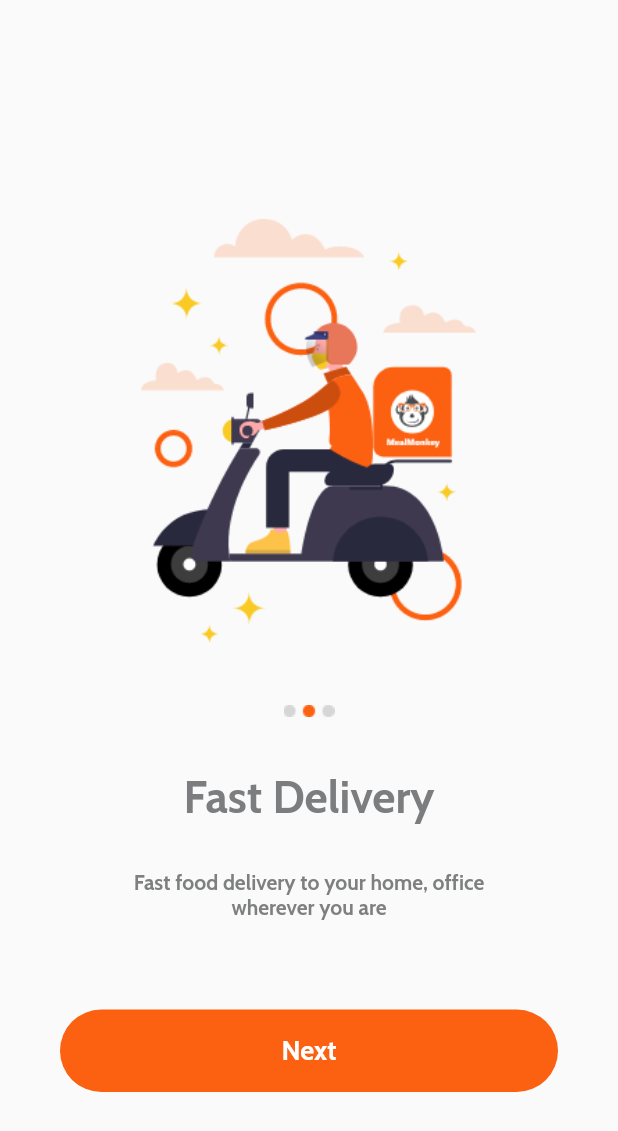
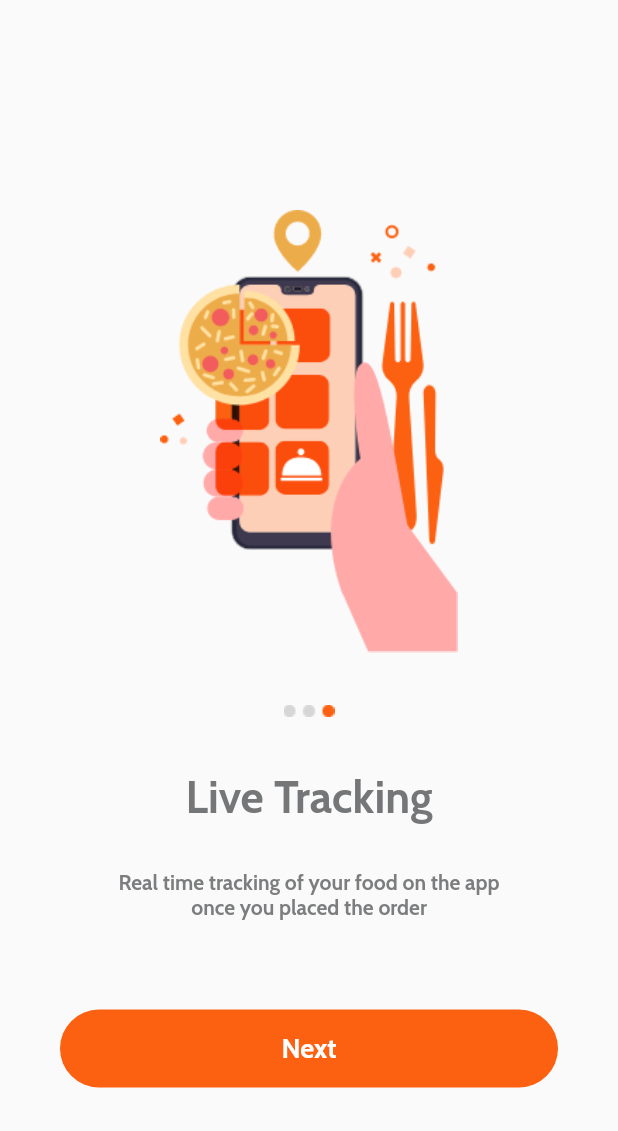
Before and after one commit to CATR27/AppMonkey5, a Flutter app: the screen it shows after launch, on a phone screen of 412 x 824 dp. Shown: the top 1131 px of the screen. Run offline on Flutter 3.47's test engine with Material 2 defaults, Android fonts, the phone set to English and light mode, and no system bars.

Commit message:
Perez Mendez Jesus Arturo

```diff
--- a/lib/main.dart
+++ b/lib/main.dart
@@ -5,7 +5,7 @@ void main() {
   runApp(MaterialApp(
       debugShowCheckedModeBanner: false,
       title: 'Monkey Delivery',
-      initialRoute: '/carrusel2',
+      initialRoute: '/carrusel3',
       routes: routes,
       theme: ThemeData(
           primaryColor: const Color.fromRGBO(252, 96, 17, 1.0),
--- /dev/null
+++ b/lib/src/pages/carrusel3.dart
@@ -0,0 +1,114 @@
+//import 'dart:ffi';
+
+import 'package:flutter/material.dart';
+
+class Carrusel3Page extends StatelessWidget{
+  const Carrusel3Page({Key? key}): super(key: key);
+
+  @override
+  Widget build(BuildContext context) {
+    final double _height = MediaQuery.of(context).size.height;
+    return Scaffold(
+      body: Stack(
+        children: <Widget> [
+          Column(
+            children: <Widget>[
+
+              SizedBox(
+                height: _height * 1.0,
+                width: double.infinity,
+                child: Column(
+                  children: <Widget>[
+                    Container(
+                      margin: const EdgeInsets.only(top:140.0),
+                      child: Column(
+                        children: <Widget>[
+                          Stack(
+                            alignment: AlignmentDirectional.center,
+                            children: <Widget>[
+                              Image.asset(
+                                'lib/src/img/Live_tracking_vector.png',
+                                width: 224.00,
+                                height: 295.00,
+                              ),
+                            ],
+                          ),
+                        ],
+                      ),
+                    ),
+                    //////////Container Image////////
+                    Container(
+                      margin: const EdgeInsets.only(top:35.0),
+                      child: Column(
+                        children: <Widget>[
+                          Stack(
+                            alignment: AlignmentDirectional.center,
+                            children: <Widget>[
+
+                              Image.asset('lib/src/img/Slider_indicators3.png',
+                                width: 35.0,
+                                height: 8.0,)
+                            ],
+                          ),
+                        ],
+                      ),
+                    ),
+
+                      ////////Container Text////////////
+                    Container(
+                    margin: const EdgeInsets.only(top:35.0),
+                    child:Wrap(
+                      alignment: WrapAlignment.center,
+                      children: const<Widget>[
+                      Text('Live Tracking',
+                        style: TextStyle(color: Color.fromARGB(255, 117, 118, 119),
+                        fontSize: 30.0),
+                        ),
+                    ],
+                  )
+                  ),
+
+                  const SizedBox(height: 30.0,),
+                  Wrap(
+                    alignment: WrapAlignment.center,
+                    children: const<Widget>[
+                      Text('Real time tracking of your food on the app \nonce you placed the order',
+                      textAlign: TextAlign.center,
+                      style: TextStyle(color: Color.fromRGBO(124, 125, 126, 1.0)),
+                    )
+                  ],
+                  ),
+                  const SizedBox(height: 60.0,),
+
+                  Container(
+                    width: double.infinity,
+                    height: 52.0,
+                    margin: const EdgeInsets.only(left: 40.0, right:40.0 ),
+                    decoration: BoxDecoration(
+                      borderRadius: BorderRadius.circular(30),
+                      color: Theme.of(context).primaryColor
+                    ),
+                    child:const TextButton(
+                      onPressed: null,
+                      child: Text('Next',
+                        style: TextStyle(
+                           fontSize: 18,
+                            color: Colors.white,
+
+                         ),
+                      ),
+                    ),
+                  ),
+
+
+                  ],
+                ),
+              )
+            ],
+          )
+        ],
+      ),
+    );
+  }
+
+}
--- a/lib/src/routes/routes.dart
+++ b/lib/src/routes/routes.dart
@@ -6,6 +6,7 @@ import 'package:flutter/cupertino.dart';
 import 'package:appmonkey/src/pages/signup_page.dart';
 import '../pages/carrusel1.dart';
 import '../pages/carrusel2.dart';
+import '../pages/carrusel3.dart';
 import '../pages/newpassword.dart';
 import '../pages/resetpassword.dart';
 import '../pages/verification_page.dart';
@@ -30,4 +31,7 @@ final routes=<String, WidgetBuilder>{
 ///////////////Ortega Camacho Javier Abraham///////////////
 '/carrusel1': (BuildContext context) => const Carrusel1(),
   '/carrusel2': (BuildContext context) => const Carrusel2(),
+
+  ///////////////Perez Mendez Jesus Arturo///////////////
+'/carrusel3': (BuildContext context) => const Carrusel3Page(),
 };
```
